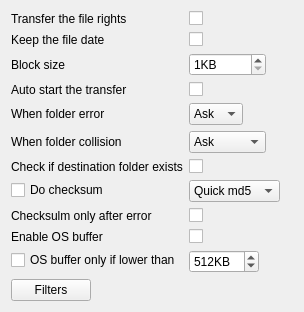
Qt form plugins/CopyEngine/Ultracopier-0.3/options.ui (alphaonex86/Ultracopier) before a commit.
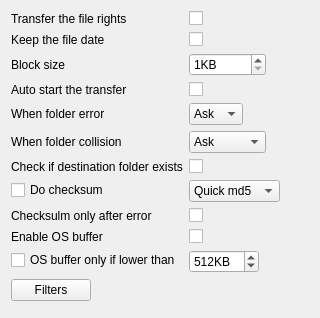
The same form after that commit.

```diff
--- a/plugins/CopyEngine/Ultracopier-0.3/options.ui
+++ b/plugins/CopyEngine/Ultracopier-0.3/options.ui
@@ -6,8 +6,8 @@
    <rect>
     <x>0</x>
     <y>0</y>
-    <width>304</width>
-    <height>289</height>
+    <width>320</width>
+    <height>318</height>
    </rect>
   </property>
   <layout class="QFormLayout" name="formLayout">
```
Left out of the diff: 2 changed lines with no effect on the pictures.
